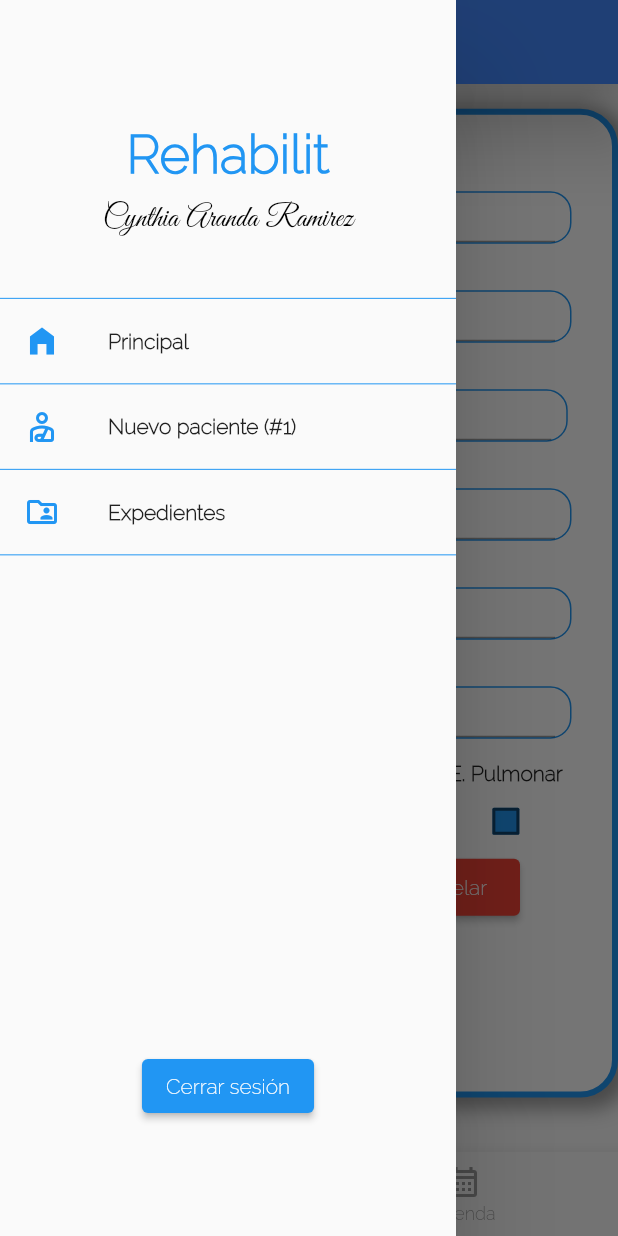
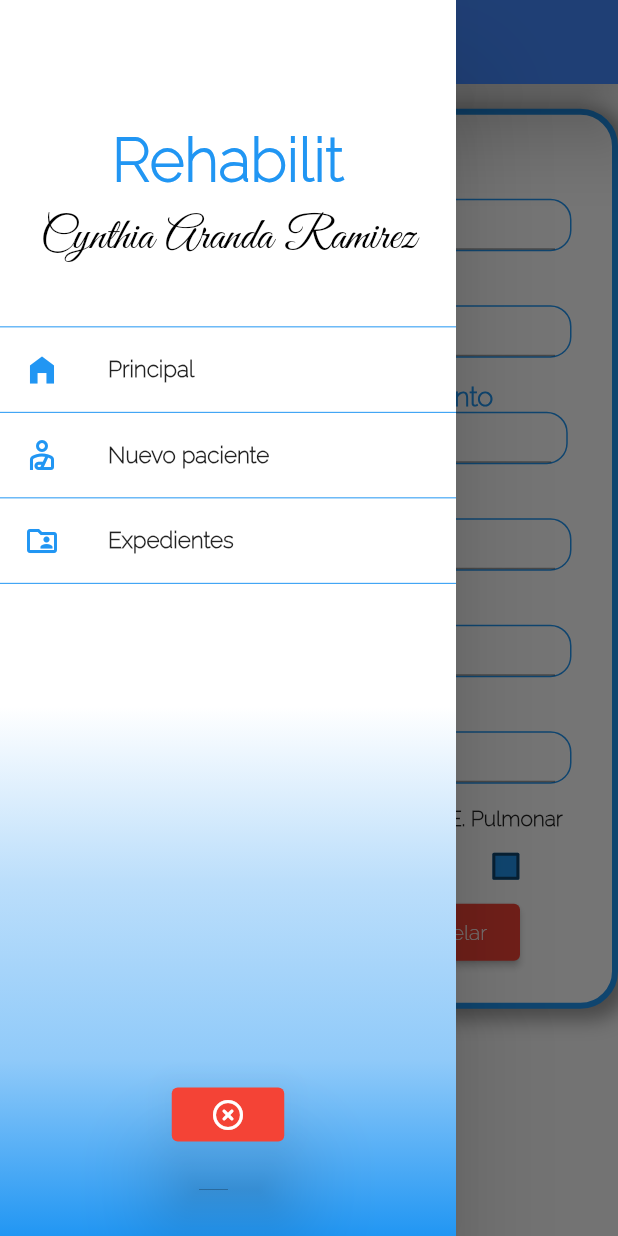
Before and after one commit to AlanJLJ2202/phisio-t, a Flutter app: the RegistroScreen screen opened directly, with the side drawer open, on a phone screen of 412 x 824 dp. Run offline on Flutter 3.47's test engine with Material 2 defaults, Android fonts, the light colour scheme and no system bars; our stand-ins replace dio, fluttertoast; statements that could not run were skipped.

Commit message:
Se subió el proyecto en web (#18)

```diff
--- a/lib/main.dart
+++ b/lib/main.dart
@@ -26,7 +26,7 @@ class MyApp extends StatelessWidget {
                 //bodyColor: Colors.white,
                 //displayColor: Colors.black
               )),
-      home: ExpedienteScreen(),
+      home: HomeScreen(),
       debugShowCheckedModeBanner: false,
     );
   }
--- a/lib/screens/registro_screen.dart
+++ b/lib/screens/registro_screen.dart
@@ -1,14 +1,9 @@
-import 'dart:convert';
-
 import 'package:flutter/material.dart';
 import 'package:fluttertoast/fluttertoast.dart';
 import 'package:intl/intl.dart';
-import 'package:phisio_t/useless/registro2_screen.dart';
-import 'package:http/http.dart' as http;
 import 'package:dio/dio.dart';
 import '../widgets/drawer.dart';
-import '../widgets/navigationbar_widget.dart';
-import 'home_screen.dart';
+
 
 
 class RegistroScreen extends StatefulWidget {
@@ -17,6 +12,7 @@ class RegistroScreen extends StatefulWidget {
 }
 
 class _RegistroScreenState extends State<RegistroScreen> {
+
   bool isCheckedH = false;
   bool isCheckedD = false;
   bool isCheckedA = false;
@@ -49,7 +45,7 @@ class _RegistroScreenState extends State<RegistroScreen> {
           crossAxisAlignment: CrossAxisAlignment.end,
           children: [
             Container(
-              height: height*0.8,
+              height: 600,
               width: 450,
               margin: EdgeInsets.only(top: height*0.02),
 
@@ -128,8 +124,7 @@ class _RegistroScreenState extends State<RegistroScreen> {
             ],
           ),
         ),
-        bottomNavigationBar:
-            BottomNavigation(currentTab: _currentTab, onSelectTab: _selectTab));
+    );  //bottomNavigationBar: BottomNavigation(currentTab: _currentTab, onSelectTab: _selectTab));
   }
 
 //En esta parte se crean las funciones y los metodos dentro del contexto de la clase
@@ -177,7 +172,7 @@ class _RegistroScreenState extends State<RegistroScreen> {
       children: [
         Container(
             margin: EdgeInsets.only(left: 10),
-            child: Text(label, style: TextStyle(fontWeight: FontWeight.w900))),
+            child: Text(label, style: TextStyle(fontWeight: FontWeight.w900, fontSize: 18, color: Colors.blue))),
         Container(
           height: 35,
           width: largo,
@@ -191,6 +186,14 @@ class _RegistroScreenState extends State<RegistroScreen> {
           child: TextField(
             controller: controller,
             textAlign: TextAlign.center,
+            style: const TextStyle(
+              fontSize: 17,
+              fontWeight: FontWeight.w700,
+              color: Colors.black
+            ),
+            decoration: InputDecoration(
+              contentPadding: EdgeInsets.only(bottom: 10)
+            ),
           ),
         ),
       ],
--- a/lib/widgets/drawer.dart
+++ b/lib/widgets/drawer.dart
@@ -24,18 +24,35 @@ class _DrawerWidgetState extends State<DrawerWidget> {
 
     return Drawer(
         elevation: 30,
+        child: Container(
+          decoration: BoxDecoration(
+            gradient: LinearGradient(
+                begin: Alignment.topCenter,
+                end: Alignment.bottomCenter,
+              colors: [
+                Colors.white,
+                Colors.white,
+                Colors.white,
+                Colors.white,
+                Colors.white,
+                Colors.blue.shade100,
+                Colors.blue.shade200,
+                Colors.blue,
+              ]
+            )
+          ),
           child: Column(
             children: [
               Container(
                 margin: EdgeInsets.only(top: widget.height*0.1, bottom: 10),
                 child: const Text('Rehabilit',
-              style: TextStyle(fontSize: 35, fontWeight: FontWeight.w900, color: Colors.blue)
+                style: TextStyle(fontSize: 40, fontWeight: FontWeight.w900, color: Colors.blue)
                 )
               ),
               Container(
                 margin: EdgeInsets.only(bottom: 40),
                 child: const Text('Cynthia Aranda Ramirez',
-              style: TextStyle(fontSize: 20, fontWeight: FontWeight.w200, color: Colors.black, fontFamily: 'GreatVibes')
+                style: TextStyle(fontSize: 30, fontWeight: FontWeight.w200, color: Colors.black, fontFamily: 'GreatVibes')
                 )
               ),
               const Divider(
@@ -44,7 +61,7 @@ class _DrawerWidgetState extends State<DrawerWidget> {
               ),
               ListTile(
                 title: const Text('Principal',
-              style: TextStyle(fontWeight: FontWeight.w800),
+                style: TextStyle(fontWeight: FontWeight.w800, fontSize: 15),
                 ),
                 leading: const Icon(Icons.home_filled),
                 iconColor: Colors.blue,
@@ -61,7 +78,7 @@ class _DrawerWidgetState extends State<DrawerWidget> {
                 color: Colors.blue,
               ),
               ListTile(
-              title: const Text('Nuevo paciente (#1)', style: TextStyle(fontWeight: FontWeight.bold),),
+                title: const Text('Nuevo paciente', style: TextStyle(fontWeight: FontWeight.bold, fontSize: 15),),
                 leading: Icon(Icons.personal_injury_outlined),
                 iconColor: Colors.blue,
                 onTap: () {
@@ -77,7 +94,7 @@ class _DrawerWidgetState extends State<DrawerWidget> {
                 color: Colors.blue,
               ),
               ListTile(
-              title: const Text('Expedientes', style: TextStyle(fontWeight: FontWeight.bold),),
+                title: const Text('Expedientes', style: TextStyle(fontWeight: FontWeight.bold, fontSize: 15),),
                 leading: const Icon(Icons.folder_shared_outlined),
                 iconColor: Colors.blue,
                 onTap: () {
@@ -93,16 +110,22 @@ class _DrawerWidgetState extends State<DrawerWidget> {
                 color: Colors.blue,
               ),
               Container(
-              margin: EdgeInsets.only(top: widget.height*0.4,),
+                margin: EdgeInsets.only(top: widget.height*0.4),
+                width: 75,
                 child: ElevatedButton(
-                style: ButtonStyle(backgroundColor: MaterialStateProperty.all<Color> (Colors.blue)),
+                  style: ButtonStyle(
+                      backgroundColor: MaterialStateProperty.all<Color> (Colors.red),
+                      elevation: MaterialStateProperty.all(25),
+                      //shadowColor: MaterialStateProperty.all<Color> (Colors.blue)
+                  ),
                   onPressed: (){
                   },
-                child: const Text('Cerrar sesión')
+                  child: Icon(Icons.highlight_off_rounded)
                   ),
               )
           ]
           ),
+        ),
       );
   }
 }
```
Also changed, not shown: lib/screens/expediente_screen.dart (+94 -57 lines), lib/screens/home_screen.dart (+32 -13 lines). Lines whose indentation alone changed are shown as unchanged.
